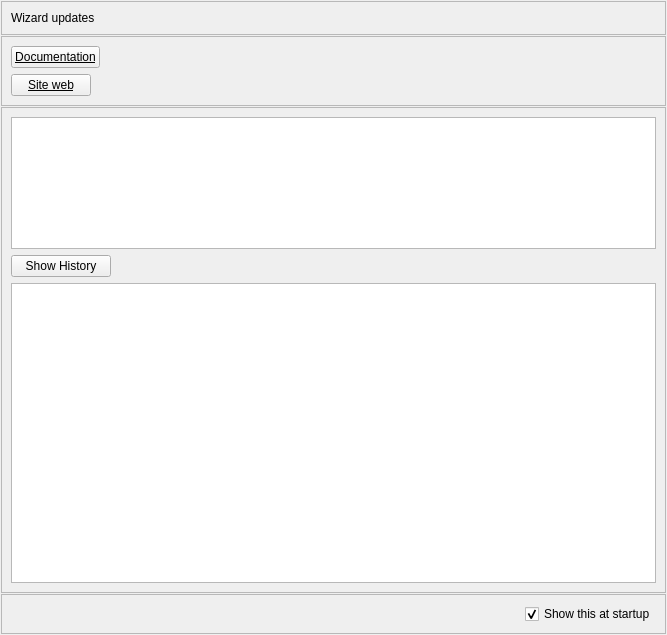
Above: App/ui_files/updates.ui from Wizard-collab/Wizard before the change. Below: the same form after it.
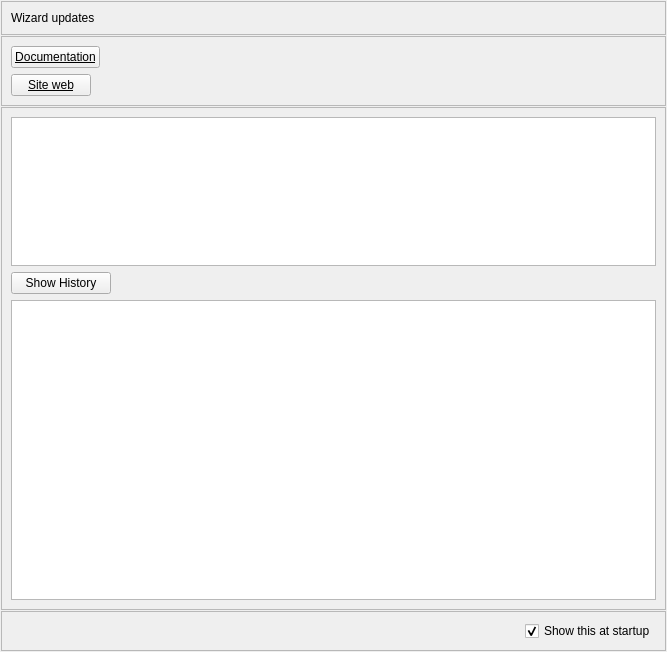
That is the form after the change.

What changed in the file:
```diff
--- a/App/ui_files/updates.ui
+++ b/App/ui_files/updates.ui
@@ -7,7 +7,7 @@
     <x>0</x>
     <y>0</y>
     <width>667</width>
-    <height>635</height>
+    <height>652</height>
    </rect>
   </property>
   <property name="windowTitle">
@@ -162,24 +162,12 @@
      </property>
      <layout class="QVBoxLayout" name="verticalLayout_3">
       <item>
-       <widget class="QPlainTextEdit" name="update_updates_plainTextEdit">
-        <property name="minimumSize">
-         <size>
-          <width>0</width>
-          <height>0</height>
-         </size>
-        </property>
-        <property name="sizeAdjustPolicy">
-         <enum>QAbstractScrollArea::AdjustIgnored</enum>
-        </property>
+       <widget class="QTextEdit" name="update_updates_plainTextEdit">
         <property name="readOnly">
          <bool>true</bool>
         </property>
-        <property name="plainText">
-         <string/>
-        </property>
-        <property name="tabStopWidth">
-         <number>15</number>
+        <property name="textInteractionFlags">
+         <set>Qt::TextBrowserInteraction</set>
         </property>
        </widget>
       </item>
@@ -214,7 +202,7 @@
        </layout>
       </item>
       <item>
-       <widget class="QPlainTextEdit" name="updates_history_plainTextEdit">
+       <widget class="QTextEdit" name="updates_history_plainTextEdit">
         <property name="minimumSize">
          <size>
           <width>0</width>
```
Left out of the diff: 3 changed lines with no effect on the pictures.
